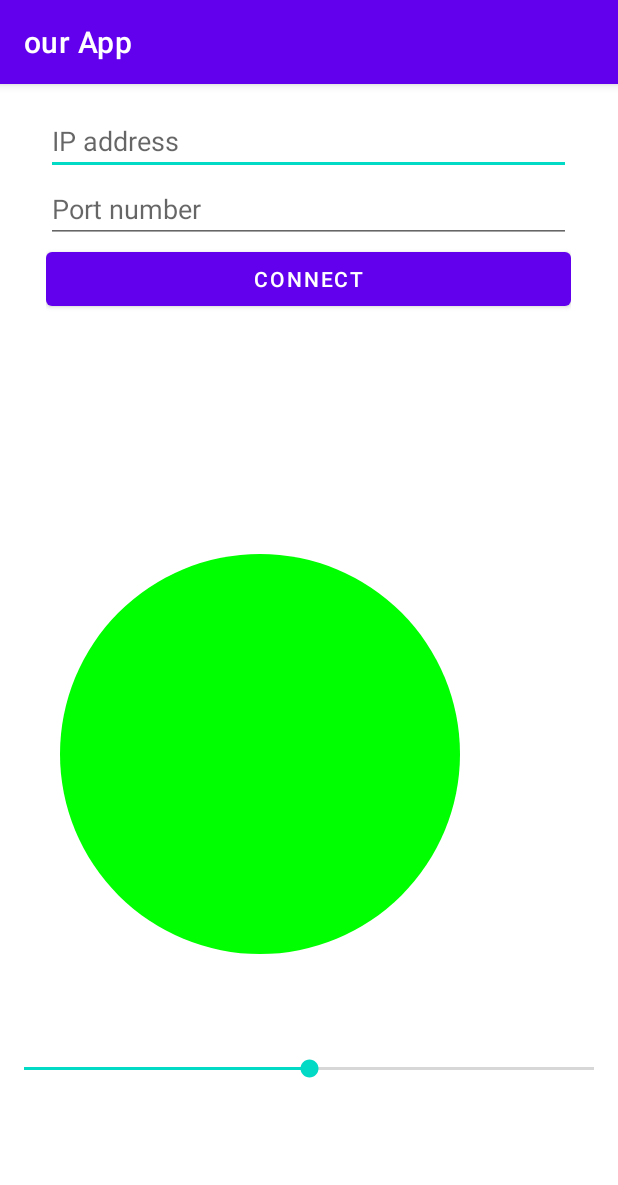
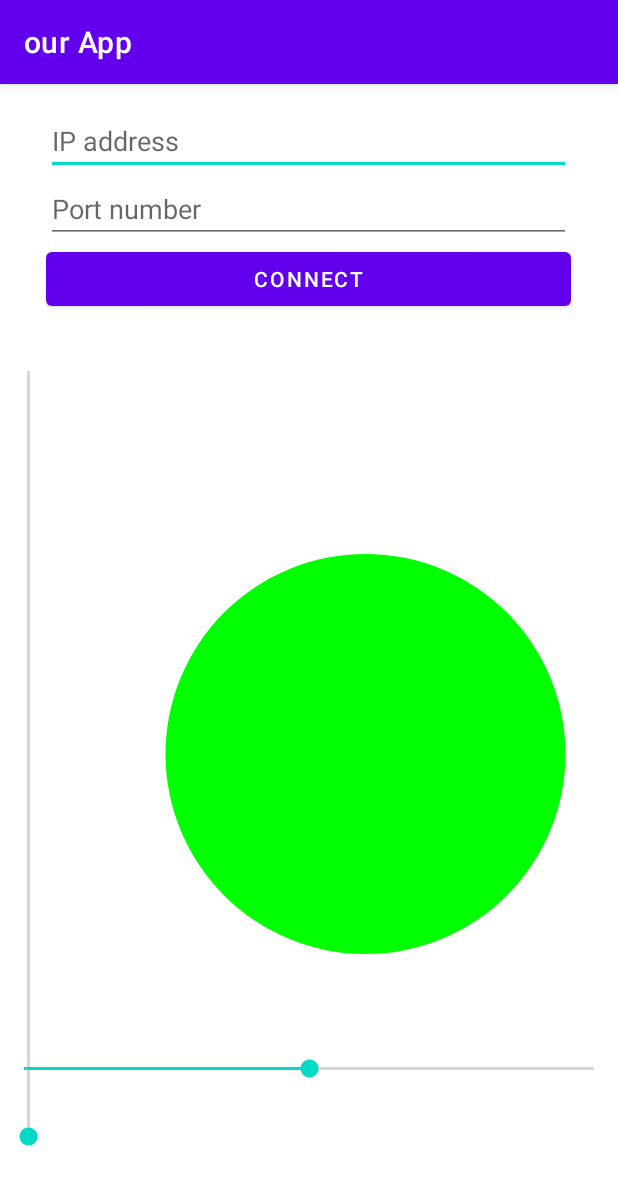
Before and after one commit to Dark-Leader/AndroidAppFlightGear, an Android app: the screen it shows after launch (MainActivity), after a tap on "CONNECT", on a phone screen of 412 x 824 dp. Shown: the top 1185 px of the screen. Run offline under Robolectric (Android 15) with nearby library versions, the phone set to English and light mode, and no system bars; 1 statement that could not run was skipped.

```diff
--- a/ourApp/app/src/main/java/com/example/ourapp/Views/MainActivity.kt
+++ b/ourApp/app/src/main/java/com/example/ourapp/Views/MainActivity.kt
@@ -1,11 +1,8 @@
 package com.example.ourapp.Views
 
 import android.os.Bundle
-import android.widget.Button
-import android.widget.EditText
-import android.widget.SeekBar
+import android.widget.*
 import android.widget.SeekBar.OnSeekBarChangeListener
-import android.widget.Toast
 import androidx.appcompat.app.AppCompatActivity
 import com.example.ourapp.R
 import com.example.ourapp.model.MyModel
@@ -18,7 +15,7 @@ class MainActivity : AppCompatActivity() {
     private lateinit var IP: EditText
     private lateinit var Port: EditText
     private lateinit var rudder: SeekBar
-    private lateinit var throttle: SeekBar
+    private lateinit var throttle: VerticalSeekBar
     private lateinit var connectButton: Button
 
     override fun onCreate(savedInstanceState: Bundle?) {
@@ -38,11 +35,22 @@ class MainActivity : AppCompatActivity() {
             override fun onProgressChanged(seekBar: SeekBar, progress: Int, fromUser: Boolean) {
                 viewModel.updateRudder(progress)
             }
-
             override fun onStartTrackingTouch(seekBar: SeekBar?) {
                 return
             }
+            override fun onStopTrackingTouch(seekBar: SeekBar?) {
+                return
+            }
+        })
 
+        throttle = findViewById(R.id.SeekBarThrottle)
+        throttle.setOnSeekBarChangeListener(object : OnSeekBarChangeListener {
+            override fun onProgressChanged(seekBar: SeekBar, progress: Int, fromUser: Boolean) {
+                viewModel.updateThrottle(progress)
+            }
+            override fun onStartTrackingTouch(seekBar: SeekBar?) {
+                return
+            }
             override fun onStopTrackingTouch(seekBar: SeekBar?) {
                 return
             }
--- /dev/null
+++ b/ourApp/app/src/main/java/com/example/ourapp/Views/VerticalSeekBar.kt
@@ -0,0 +1,50 @@
+package android.widget
+
+import android.content.Context
+import android.graphics.Canvas
+import android.util.AttributeSet
+import android.view.MotionEvent
+
+class VerticalSeekBar : SeekBar {
+    constructor(context: Context?) : super(context) {}
+    constructor(context: Context?, attrs: AttributeSet?, defStyle: Int) : super(
+        context,
+        attrs,
+        defStyle
+    )
+
+    constructor(context: Context?, attrs: AttributeSet?) : super(context, attrs) {}
+
+    override fun onSizeChanged(w: Int, h: Int, oldw: Int, oldh: Int) {
+        super.onSizeChanged(h, w, oldh, oldw)
+    }
+
+    @Synchronized
+    override fun onMeasure(widthMeasureSpec: Int, heightMeasureSpec: Int) {
+        super.onMeasure(heightMeasureSpec, widthMeasureSpec)
+        setMeasuredDimension(measuredHeight, measuredWidth)
+    }
+
+    override fun onDraw(c: Canvas) {
+        c.rotate(-90f)
+        c.translate(-height.toFloat(), 0f)
+        super.onDraw(c)
+    }
+
+    override fun onTouchEvent(event: MotionEvent): Boolean {
+        if (!isEnabled) {
+            return false
+        }
+        when (event.action) {
+            MotionEvent.ACTION_DOWN, MotionEvent.ACTION_MOVE, MotionEvent.ACTION_UP -> {
+                var i = 0
+                i = max - (max * event.y / height).toInt()
+                progress = i
+                onSizeChanged(width, height, 0, 0)
+            }
+            MotionEvent.ACTION_CANCEL -> {
+            }
+        }
+        return true
+    }
+}
--- a/ourApp/app/src/main/java/com/example/ourapp/model/MyModel.kt
+++ b/ourApp/app/src/main/java/com/example/ourapp/model/MyModel.kt
@@ -19,8 +19,15 @@ class MyModel {
 
     private var connected: Boolean = false
 
-     fun connectToServer() {
-         thread { run() }
+    fun connectToServer(): Boolean {
+        return try {
+            thread { run() }
+            println("SUCCESS")
+            true
+        } catch (e: Exception) {
+            println("ERROR")
+            false
+        }
     }
 
     private fun run() {
@@ -31,10 +38,10 @@ class MyModel {
             connected = true
             println("CONNECTED TO $ip, $port")
             while (connected) {
+                write("set /controls/engines/current-engine/throttle $throttle\r\n", outputStream)
                 write("set /controls/flight/aileron $aileron\r\n", outputStream)
                 write("set /controls/flight/elevator $elevator\r\n", outputStream)
                 write("set /controls/flight/rudder $rudder\r\n", outputStream)
-                write("set /controls/flight/current-engine/throttle $throttle\r\n", outputStream)
                 Thread.sleep((1000 / fps).toLong())
             }
         } catch (e: Exception) {
--- a/ourApp/app/src/main/res/layout/activity_main.xml
+++ b/ourApp/app/src/main/res/layout/activity_main.xml
@@ -44,23 +44,39 @@
 
     </LinearLayout>
     <RelativeLayout
+        android:id="@+id/JoystickAndThrottle"
         tools:context=".Views.Joystick"
         android:layout_width="match_parent"
         android:layout_height="match_parent"
         android:layout_marginBottom="50dp"
-            android:layout_marginEnd="75dp"
-            android:layout_marginRight="75dp"
+        android:layout_marginEnd="10dp"
+        android:layout_marginRight="10dp"
         android:layout_marginTop="175dp"
         android:layout_marginStart="10dp"
         android:layout_marginLeft="10dp"
         >
-
+        <RelativeLayout
+            tools:context=".Views.Joystick"
+            android:layout_width="match_parent"
+            android:layout_height="match_parent"
+            android:layout_marginLeft="75dp"
+            >
             <com.example.ourapp.Views.Joystick
                 android:layout_width="match_parent"
                 android:layout_height="match_parent">
 
             </com.example.ourapp.Views.Joystick>
 
+        </RelativeLayout>
+
+        <VerticalSeekBar
+            android:id="@+id/SeekBarThrottle"
+            android:layout_width="wrap_content"
+            android:layout_height="match_parent"
+            android:max="100"
+            android:progress="0"
+            >
+        </VerticalSeekBar>
     </RelativeLayout>
 
     <SeekBar
@@ -73,6 +89,4 @@
         >
     </SeekBar>
 
-
-
 </RelativeLayout>
```
Also changed, not shown: ourApp/app/src/main/java/com/example/ourapp/viewModel/viewModel.kt (+5 -3 lines). Lines whose indentation alone changed are shown as unchanged.
